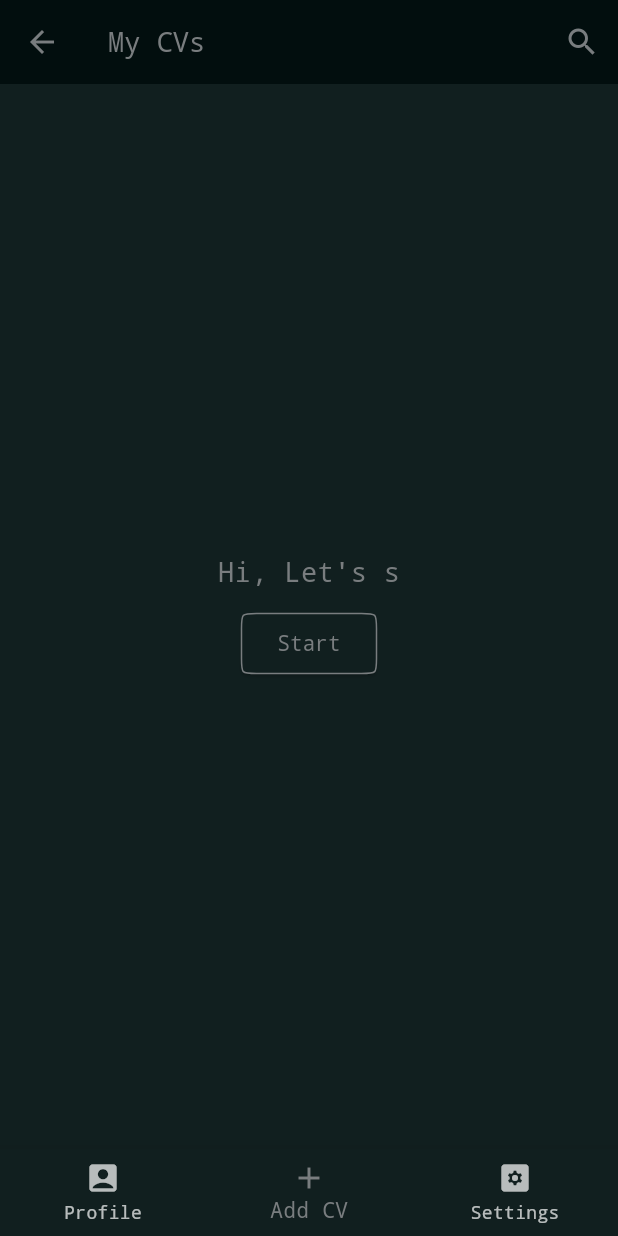
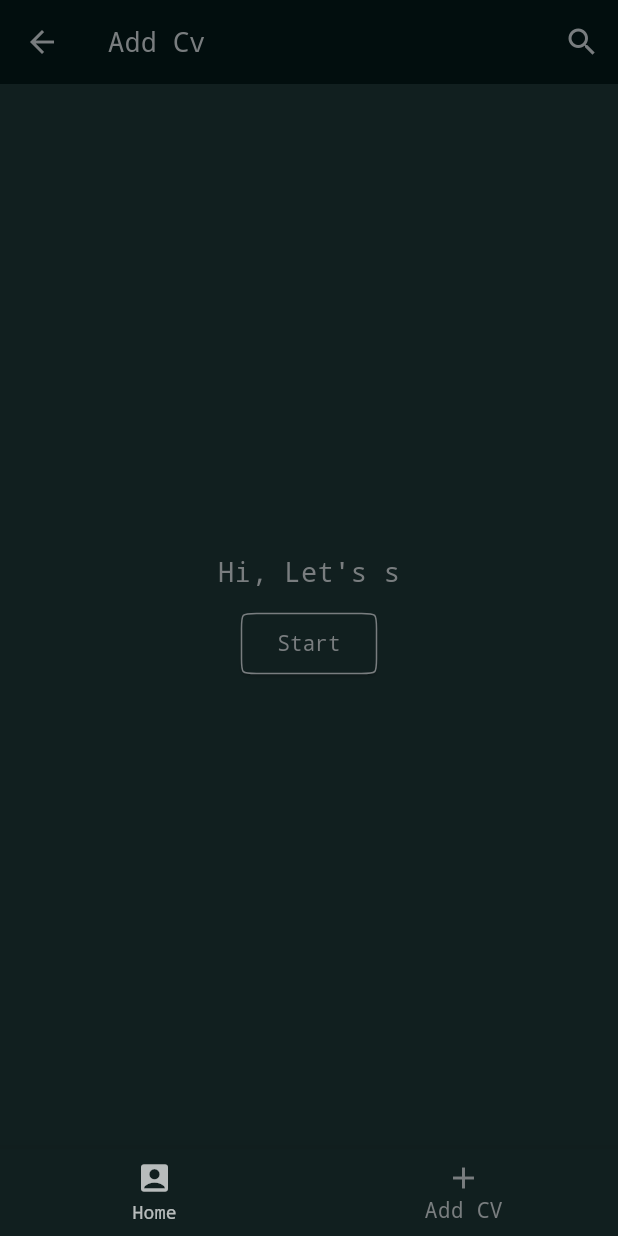
Before and after one commit to wilaz-laz98/Create_CV, a Flutter app: the HomePage screen opened by its route, item 2 of the bottom bar chosen, on a phone screen of 412 x 824 dp. Run offline on Flutter 3.47's test engine with Material 3 defaults, Android fonts, the phone set to English and light mode, and no system bars; our stand-ins replace shared_preferences; missing offline and left inert: password_strength, pdf_image_renderer, window_size; accounts and stored records are empty.

Commit message:
Update HomePage to display dynamic titles based on navigation; remove settings tab from bottom navigation

```diff
--- a/frontend/lib/src/pages/homePage/home.dart
+++ b/frontend/lib/src/pages/homePage/home.dart
@@ -14,6 +14,8 @@ class HomePage extends StatefulWidget {
 
 class _HomePageState extends State<HomePage> {
   int _navigationTapIndex = 0;
+
+  final List<String> _titles = ['Home', "Add Cv"];
   final List<Widget> _children = [
     CvBrowsePage(),
     CvAddPage(),
@@ -25,13 +27,14 @@ class _HomePageState extends State<HomePage> {
     });
   }
 
-
-
   @override
   Widget build(BuildContext context) {
     return Scaffold(
       appBar: AppBar(
-        title: Text('My CVs', style: AppTheme.darkTheme.textTheme.headlineMedium,),
+        title: Text(
+          _titles[_navigationTapIndex],
+          style: AppTheme.darkTheme.textTheme.headlineMedium,
+        ),
         actions: [
           IconButton(
               icon: Icon(Icons.search),
@@ -47,15 +50,11 @@ class _HomePageState extends State<HomePage> {
         items: const <BottomNavigationBarItem>[
           BottomNavigationBarItem(
             icon: Icon(Icons.account_box_rounded),
-            label: 'Profile',
+            label: 'Home',
           ),
           BottomNavigationBarItem(
             icon: Icon(Icons.add),
             label: 'Add CV',
-          ),
-          BottomNavigationBarItem(
-            icon: Icon(Icons.settings_applications_rounded),
-            label: 'Settings',
           ),
         ],
       ),
```
